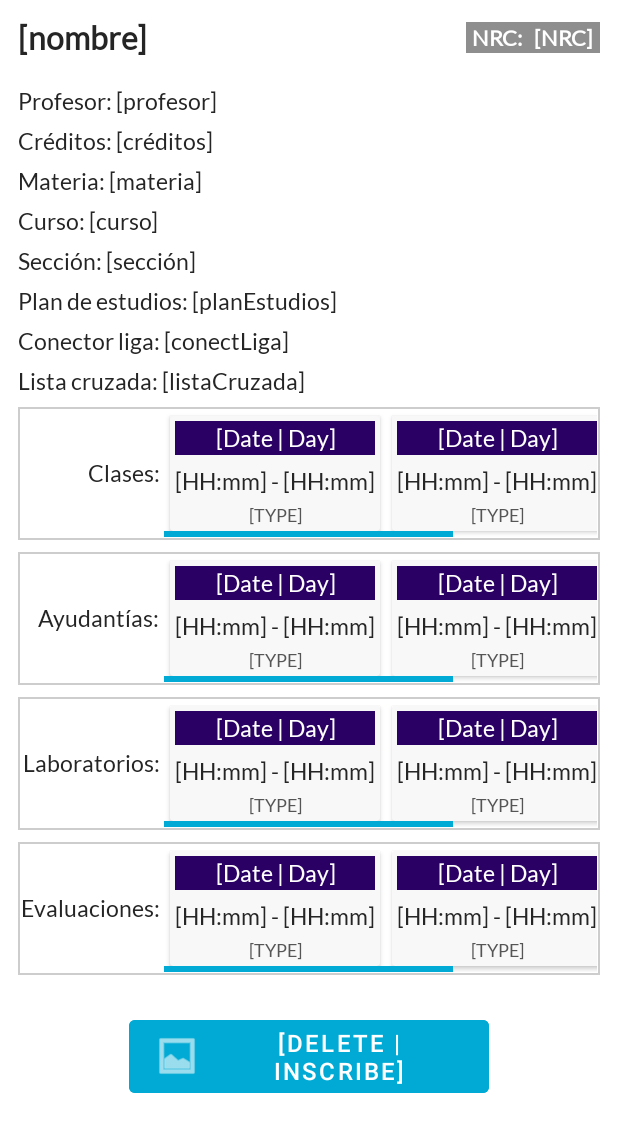
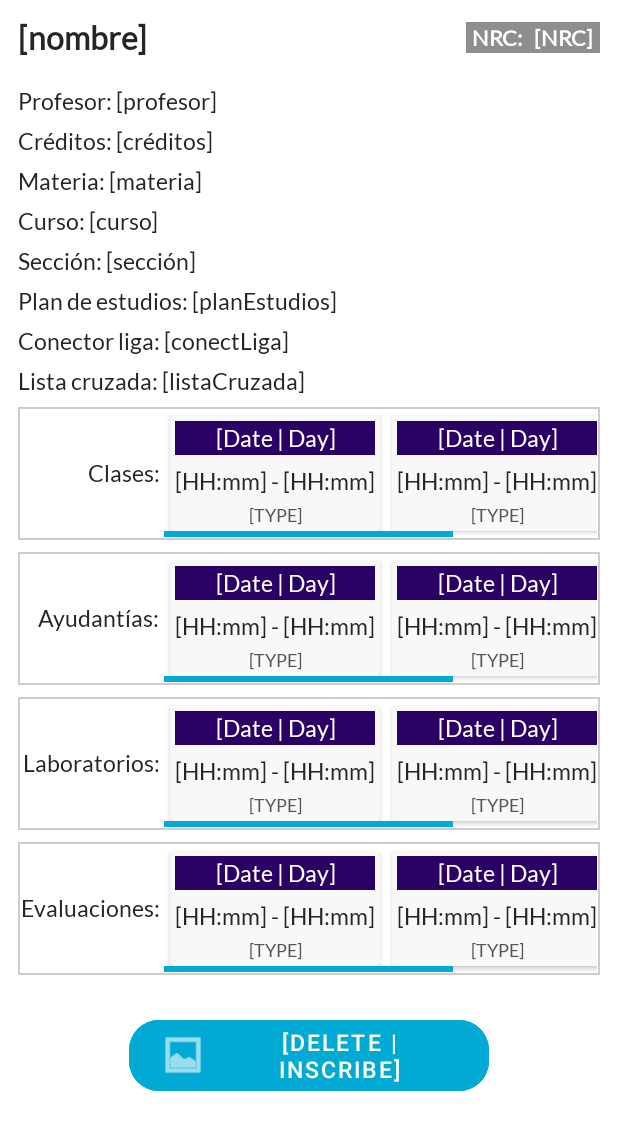
Before and after one commit to ifgarces/TomaRamosUandes_android, an Android app: the layout fragment_ramo_dialog.xml on its own in the app's theme, with its tools: preview values and no code run, on a phone screen of 412 x 824 dp. Shown: the top 1132 px of the screen. Run offline under Robolectric (Android 15) with nearby library versions, the phone set to English and light mode, and no system bars; network calls fail.

Commit message:
Fixed unconfortable button style for dialogs

```diff
--- a/TomaRamosUandes/app/src/main/AndroidManifest.xml
+++ b/TomaRamosUandes/app/src/main/AndroidManifest.xml
@@ -6,6 +6,7 @@
     <uses-permission android:name="android.permission.ACCESS_NETWORK_STATE" />
     <uses-permission android:name="android.permission.READ_CALENDAR" />
     <uses-permission android:name="android.permission.WRITE_CALENDAR" />
+    <uses-permission android:name="android.permission.WRITE_EXTERNAL_STORAGE" />
 
     <application
         android:allowBackup="true"
--- a/TomaRamosUandes/app/src/main/java/com/ifgarces/tomaramosuandes/AgendaPortraitActivity.kt
+++ b/TomaRamosUandes/app/src/main/java/com/ifgarces/tomaramosuandes/AgendaPortraitActivity.kt
@@ -2,7 +2,6 @@ package com.ifgarces.tomaramosuandes
 
 import android.content.Intent
 import android.graphics.Color
-import android.os.AsyncTask
 import android.os.Bundle
 import android.view.View
 import androidx.appcompat.app.AppCompatActivity
--- a/TomaRamosUandes/app/src/main/java/com/ifgarces/tomaramosuandes/HomeActivity.kt
+++ b/TomaRamosUandes/app/src/main/java/com/ifgarces/tomaramosuandes/HomeActivity.kt
@@ -155,7 +155,7 @@ class HomeActivity : AppCompatActivity() {
 
         // TODO: insert link to clear demo video in HTML
 
-        val diagBuilder :AlertDialog.Builder = AlertDialog.Builder(this)
+        val diagBuilder :AlertDialog.Builder = AlertDialog.Builder(this, R.style.myDialogTheme)
             .setCancelable(true)
             .setPositiveButton(android.R.string.ok) { dialog :DialogInterface, _ :Int ->
                 dialog.dismiss()
--- a/TomaRamosUandes/app/src/main/java/com/ifgarces/tomaramosuandes/utils/CalendarHandler.kt
+++ b/TomaRamosUandes/app/src/main/java/com/ifgarces/tomaramosuandes/utils/CalendarHandler.kt
@@ -82,7 +82,7 @@ object CalendarHandler {
         activity       :Activity,
         onItemSelected :(calendarID :Int, calendarName :String) -> Unit,
         onError        :() -> Unit
-    ) { // references: https://stackoverflow.com/a/43532478/12684271
+    ) {
         val userCalendars :List<UserCalendar> = this.getUserCalendars(activity)
         Logf("[CalendarHandler] Calendars in device: %s", userCalendars)
         val selectables :MutableList<String> = mutableListOf()
@@ -90,11 +90,10 @@ object CalendarHandler {
             selectables.add(it.name)
         }
 
-        val diag :AlertDialog.Builder = AlertDialog.Builder(activity)
+        val diag :AlertDialog.Builder = AlertDialog.Builder(activity) // references: https://stackoverflow.com/a/43532478/12684271
             .setTitle("Seleccione calendario")
             .setCancelable(true)
             .setItems(selectables.toTypedArray()) { dialog :DialogInterface, which :Int ->
-                // adding one to `which` since calendar IDs start from one, and list indexes start from 0
                 val cal :UserCalendar? = userCalendars[which]
                 Logf("[CalendarHandler] User has selected %s (index: %d)", cal, which)
                 if (cal == null) {
--- a/TomaRamosUandes/app/src/main/java/com/ifgarces/tomaramosuandes/utils/Extensions.kt
+++ b/TomaRamosUandes/app/src/main/java/com/ifgarces/tomaramosuandes/utils/Extensions.kt
@@ -10,6 +10,7 @@ import android.util.Log
 import android.view.View
 import android.widget.EditText
 import android.widget.Toast
+import com.ifgarces.tomaramosuandes.R
 import java.util.Locale
 
 
@@ -98,7 +99,7 @@ fun Context.infoDialog(
     onDismiss  :() -> Unit = {},
     icon       :Int? = null // resource reference
 ) {
-    val diag :AlertDialog.Builder = AlertDialog.Builder(this)
+    val diag :AlertDialog.Builder = AlertDialog.Builder(this, R.style.myDialogTheme)
         .setTitle(title)
         .setMessage(message)
         .setCancelable(false)
@@ -127,7 +128,7 @@ fun Context.yesNoDialog(
     onNoClicked   :() -> Unit = {},
     icon          :Int? = null // resource reference
 ) {
-    val diag :AlertDialog.Builder = AlertDialog.Builder(this)
+    val diag :AlertDialog.Builder = AlertDialog.Builder(this, R.style.myDialogTheme)
         .setTitle(title)
         .setMessage(message)
         .setCancelable(false)
--- a/TomaRamosUandes/app/src/main/res/layout/fragment_ramo_dialog.xml
+++ b/TomaRamosUandes/app/src/main/res/layout/fragment_ramo_dialog.xml
@@ -383,6 +383,8 @@
                 android:outlineProvider="none"
                 android:textAllCaps="true"
                 android:textSize="@dimen/buttonMediumTextSize"
+                app:cornerRadius="20dp"
+                android:paddingHorizontal="20dp"
 
                 android:layout_gravity="center"
                 android:layout_marginTop="24dp"
--- a/TomaRamosUandes/app/src/main/res/values/dimensions.xml
+++ b/TomaRamosUandes/app/src/main/res/values/dimensions.xml
@@ -1,6 +1,6 @@
 <?xml version="1.0" encoding="utf-8"?>
 <resources>
-    <dimen name="buttonMediumTextSize">16sp</dimen> <!-- text size for buttons with non-uppercase text -->
+    <dimen name="buttonMediumTextSize">15sp</dimen>
     <dimen name="toolbar_elevation">5dp</dimen>
     <dimen name="ramoAttrs_spacing">8dp</dimen> <!-- spacing between most of the `Ramo` attributes when displaying all its info -->
     <dimen name="recyclerItems_margin">4dp</dimen> <!-- individual margin for all elements of a RecyclerView -->
```
Also changed, not shown: TomaRamosUandes/app/src/main/java/com/ifgarces/tomaramosuandes/AgendaLandscapeActivity.kt (+4 -4 lines), TomaRamosUandes/app/src/main/java/com/ifgarces/tomaramosuandes/models/UserStats.kt (+11 -3 lines), TomaRamosUandes/app/src/main/res/values/styles.xml (+7 -1 lines), 2 other files.
